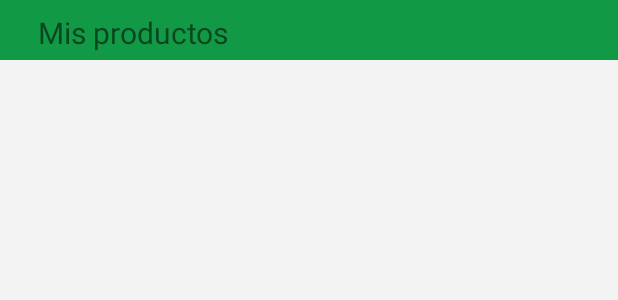
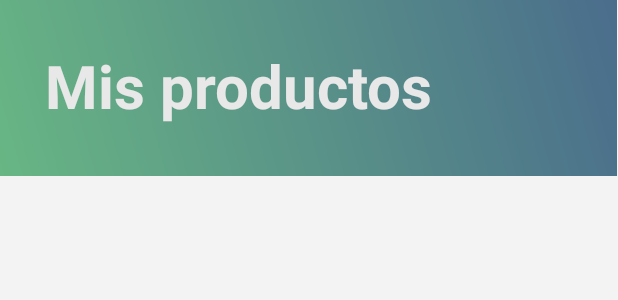
Before and after one commit to SolielLumiere09/HealthApp, an Android app: the layout activity_product_list.xml on its own in the app's theme, with its tools: preview values and no code run, on a phone screen of 412 x 824 dp. Shown: the top 300 px of the screen. Run offline under Robolectric (Android 15) with nearby library versions, the phone set to English and light mode, and no system bars; network calls fail.

```diff
--- a/app/src/main/res/layout/activity_diary.xml
+++ b/app/src/main/res/layout/activity_diary.xml
@@ -141,6 +141,7 @@
                 app:layout_constraintTop_toBottomOf="@+id/textView18" />
 
             <androidx.recyclerview.widget.RecyclerView
+                android:id="@+id/da_tv_recyclerView"
                 android:layout_width="match_parent"
                 android:layout_height="match_parent"
                 android:layout_marginTop="16dp"
--- a/app/src/main/res/layout/activity_product_list.xml
+++ b/app/src/main/res/layout/activity_product_list.xml
@@ -8,50 +8,31 @@
     android:background="#07000000"
     tools:context="com.google.firebase.codelab.labelScannerUABC.ProductListActivity">
 
-    <androidx.constraintlayout.widget.ConstraintLayout
-        android:id="@+id/buttonLayout"
-        android:layout_width="match_parent"
-        android:layout_height="40dp"
-        android:background="@color/colorPrimary"
+    <TextView
+        android:id="@+id/text_info"
+        android:layout_width="411dp"
+        android:layout_height="117dp"
+        android:background="@drawable/gradient_bg"
+        android:padding="30sp"
+        android:text="Mis productos"
+        android:textColor="@color/platinum"
+        android:textSize="40sp"
+        android:textStyle="bold"
+        app:layout_constraintEnd_toEndOf="parent"
+        app:layout_constraintHorizontal_bias="0.0"
+        app:layout_constraintStart_toStartOf="parent"
+        app:layout_constraintTop_toTopOf="parent" />
+
+    <androidx.recyclerview.widget.RecyclerView
+        android:id="@+id/recyclerView"
+        android:layout_width="409dp"
+        android:layout_height="602dp"
+        android:layout_marginTop="8dp"
+        android:layout_marginEnd="2dp"
+        android:scrollbars="vertical"
         app:layout_constraintEnd_toEndOf="parent"
         app:layout_constraintHorizontal_bias="1.0"
         app:layout_constraintStart_toStartOf="parent"
-        app:layout_constraintTop_toTopOf="parent">
-
-        <TextView
-            android:id="@+id/productListHeader"
-            android:layout_width="wrap_content"
-            android:layout_height="wrap_content"
-            android:layout_marginTop="8dp"
-            android:text="Mis productos"
-            android:textSize="20dp"
-            app:layout_constraintEnd_toEndOf="parent"
-            app:layout_constraintHorizontal_bias="0.09"
-            app:layout_constraintStart_toStartOf="parent"
-            app:layout_constraintTop_toTopOf="parent" />
-    </androidx.constraintlayout.widget.ConstraintLayout>
-
-
-    <ScrollView
-        android:layout_width="match_parent"
-        android:layout_height="wrap_content"
-        android:layout_marginTop="4dp"
-        app:layout_constraintEnd_toEndOf="parent"
-        app:layout_constraintHorizontal_bias="0.0"
-        app:layout_constraintStart_toStartOf="parent"
-        app:layout_constraintTop_toBottomOf="@+id/buttonLayout">
-
-        <androidx.recyclerview.widget.RecyclerView
-            android:id="@+id/recyclerView"
-            android:layout_width="match_parent"
-            android:layout_height="wrap_content"
-            android:layout_marginTop="8dp"
-            android:padding="20dp"
-            android:scrollbars="vertical"
-            app:layout_constraintEnd_toEndOf="parent"
-            app:layout_constraintHorizontal_bias="0.0"
-            app:layout_constraintStart_toStartOf="parent"
-            app:layout_constraintTop_toTopOf="parent" />
-    </ScrollView>
+        app:layout_constraintTop_toBottomOf="@+id/text_info" />
 
 </androidx.constraintlayout.widget.ConstraintLayout>
```
Also changed, not shown: app/src/main/java/com/google/firebase/codelab/UI/DiaryActivity.java (+55 -14 lines), app/src/main/java/com/google/firebase/codelab/labelScannerUABC/Class/ConsumedCalories.java (+7 -7 lines), app/src/main/java/com/google/firebase/codelab/labelScannerUABC/Class/ProductAdapter.java (+33 -11 lines), app/src/main/java/com/google/firebase/codelab/labelScannerUABC/ProductListActivity.java (+26 -22 lines), app/src/main/res/layout/product.xml (+34 -6 lines).
